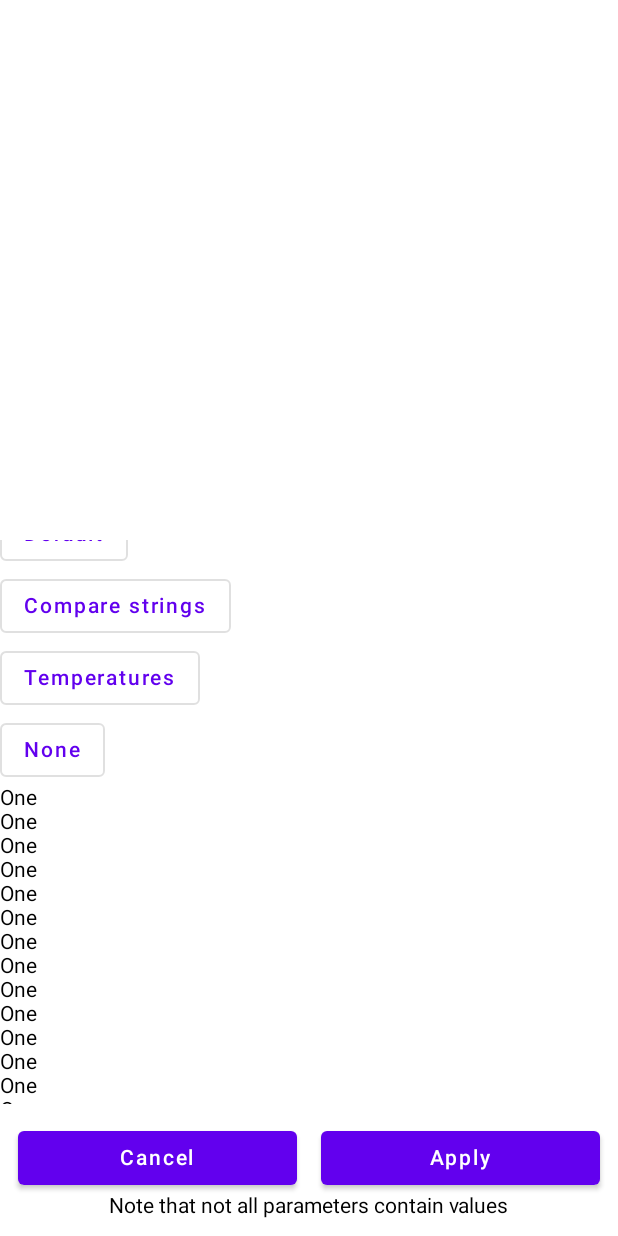
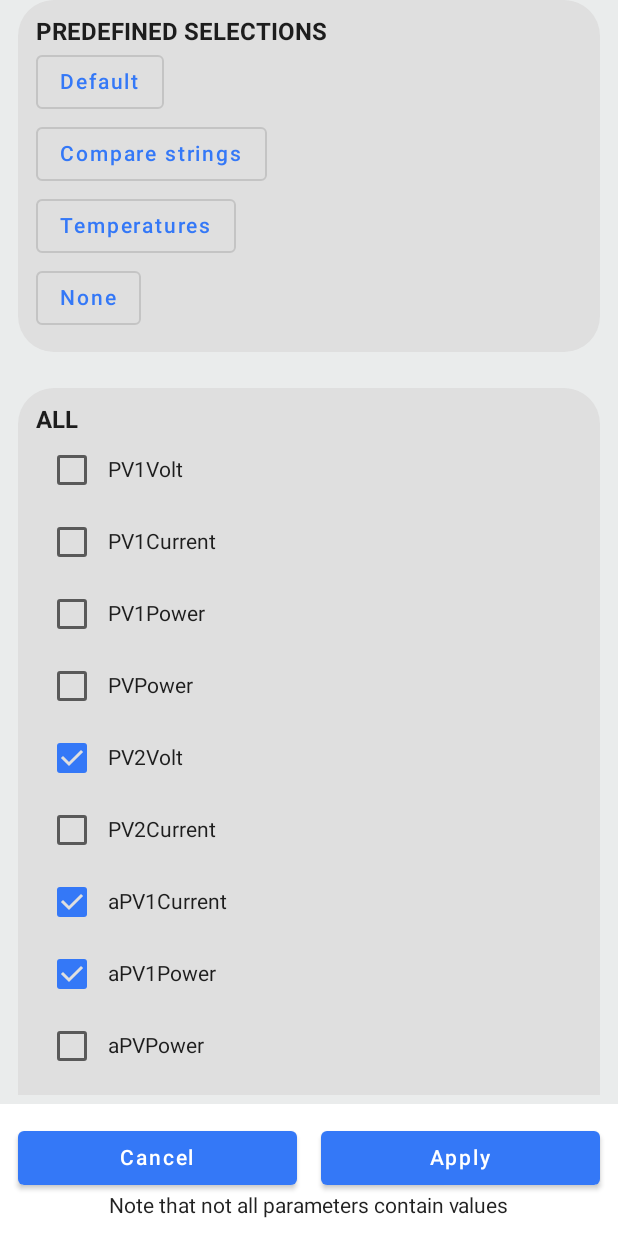
Before and after one commit to alpriest/EnergyStats-Android, an Android app built with Jetpack Compose: the @Preview function ParameterGraphVariableChooserViewPreview, on a phone screen of 412 x 824 dp. Run offline under Robolectric (Android 15) with nearby library versions, the phone set to English and light mode, and no system bars.

Commit message:
Add parameter graph variable view

```diff
--- a/app/src/main/java/com/alpriest/energystats/ui/paramsgraph/ParameterGraphHeaderView.kt
+++ b/app/src/main/java/com/alpriest/energystats/ui/paramsgraph/ParameterGraphHeaderView.kt
@@ -35,7 +35,7 @@ fun ParameterGraphHeaderView(viewModel: ParametersGraphTabViewModel) {
     var dateStream = MutableStateFlow<LocalDate>(LocalDate.now())
 
     Row {
-        ParameterGraphVariableChooserView(ParameterGraphVariableChooserViewModel())
+        ParameterGraphVariableChooserView(ParameterGraphVariableChooserViewModel(variables = listOf()))
 
         Spacer(Modifier.defaultMinSize(minWidth = 8.dp))
 
--- a/app/src/main/java/com/alpriest/energystats/ui/paramsgraph/ParameterGraphVariableChooserButton.kt
+++ b/app/src/main/java/com/alpriest/energystats/ui/paramsgraph/ParameterGraphVariableChooserButton.kt
@@ -40,7 +40,7 @@ fun ParameterGraphVariableChooserButton(viewModel: ParametersGraphTabViewModel)
             Dialog(
                 onDismissRequest = { showing = false },
             ) {
-                ParameterGraphVariableChooserView(ParameterGraphVariableChooserViewModel()) // TODO
+                ParameterGraphVariableChooserView(ParameterGraphVariableChooserViewModel(variables = listOf())) // TODO
             }
         }
     }
--- a/app/src/main/java/com/alpriest/energystats/ui/paramsgraph/ParameterGraphVariableChooserView.kt
+++ b/app/src/main/java/com/alpriest/energystats/ui/paramsgraph/ParameterGraphVariableChooserView.kt
@@ -1,22 +1,21 @@
 package com.alpriest.energystats.ui.paramsgraph
 
 import androidx.compose.foundation.background
-import androidx.compose.foundation.gestures.scrollable
 import androidx.compose.foundation.layout.Arrangement
 import androidx.compose.foundation.layout.Box
 import androidx.compose.foundation.layout.Column
 import androidx.compose.foundation.layout.Row
-import androidx.compose.foundation.layout.Spacer
-import androidx.compose.foundation.layout.defaultMinSize
 import androidx.compose.foundation.layout.fillMaxSize
 import androidx.compose.foundation.layout.fillMaxWidth
-import androidx.compose.foundation.layout.offset
 import androidx.compose.foundation.layout.padding
 import androidx.compose.foundation.layout.wrapContentSize
 import androidx.compose.foundation.lazy.LazyColumn
 import androidx.compose.foundation.rememberScrollState
 import androidx.compose.foundation.verticalScroll
 import androidx.compose.material.Button
+import androidx.compose.material.Checkbox
+import androidx.compose.material.CheckboxDefaults
+import androidx.compose.material.MaterialTheme.colors
 import androidx.compose.material.OutlinedButton
 import androidx.compose.material.Text
 import androidx.compose.runtime.Composable
@@ -24,34 +23,41 @@ import androidx.compose.ui.Alignment
 import androidx.compose.ui.Alignment.Companion.CenterHorizontally
 import androidx.compose.ui.Modifier
 import androidx.compose.ui.graphics.Color
+import androidx.compose.ui.res.stringResource
 import androidx.compose.ui.tooling.preview.Preview
 import androidx.compose.ui.unit.dp
-import com.alpriest.energystats.preview.FakeConfigManager
-import com.alpriest.energystats.services.DemoNetworking
+import com.alpriest.energystats.R
+import com.alpriest.energystats.models.RawVariable
+import com.alpriest.energystats.ui.settings.RoundedColumnWithChild
+import com.alpriest.energystats.ui.settings.SettingsTitleView
+import com.alpriest.energystats.ui.theme.EnergyStatsTheme
 
-class ParameterGraphVariableChooserViewModel {
+class ParameterGraphVariableChooserViewModel(val variables: List<ParameterGraphVariable>) {
 
 }
 
 @Composable
 fun ParameterGraphVariableChooserView(viewModel: ParameterGraphVariableChooserViewModel) {
     val scrollState = rememberScrollState()
+    val countryList =
+        mutableListOf("India", "Pakistan", "China", "United States")
+
     Box(
         modifier = Modifier
             .fillMaxSize()
             .wrapContentSize(Alignment.BottomCenter)
+            .background(colors.background)
     ) {
         Column(
-            Modifier
-                .verticalScroll(scrollState)
-                .fillMaxSize()
-                .offset(y = -44.dp)
+            modifier = Modifier
+                .fillMaxWidth()
+                .padding(horizontal = 12.dp)
+                .padding(bottom = 94.dp)
+                .verticalScroll(scrollState),
+            verticalArrangement = Arrangement.spacedBy(24.dp),
         ) {
-            Column(
-                modifier = Modifier
-
-            ) {
-                Text("Predefined selections")
+            RoundedColumnWithChild {
+                SettingsTitleView("PREDEFINED SELECTIONS")
 
                 OutlinedButton(onClick = { /*TODO*/ }) { Text("Default") }
                 OutlinedButton(onClick = { /*TODO*/ }) { Text("Compare strings") }
@@ -59,23 +65,23 @@ fun ParameterGraphVariableChooserView(viewModel: ParameterGraphVariableChooserVi
                 OutlinedButton(onClick = { /*TODO*/ }) { Text("None") }
             }
 
-            Column() {
-                Text("One")
-                Text("One")
-                Text("One")
-                Text("One")
-                Text("One")
-                Text("One")
-                Text("One")
-                Text("One")
-                Text("One")
-                Text("One")
-                Text("One")
-                Text("One")
-                Text("One")
-                Text("One")
-                Text("One")
-                Text("One")
+            RoundedColumnWithChild {
+                SettingsTitleView("ALL")
+
+                viewModel.variables.map { variable ->
+                    Row(
+                        verticalAlignment = Alignment.CenterVertically
+                    ) {
+                        Checkbox(
+                            checked = variable.isSelected,
+                            onCheckedChange = {
+                                variable.isSelected
+                            },
+                            colors = CheckboxDefaults.colors(checkedColor = colors.primary)
+                        )
+                        Text(variable.type.name)
+                    }
+                }
             }
         }
 
@@ -85,8 +91,7 @@ fun ParameterGraphVariableChooserView(viewModel: ParameterGraphVariableChooserVi
                 .align(Alignment.BottomCenter)
                 .background(Color.White)
                 .padding(12.dp)
-        )
-        {
+        ) {
             Row(
                 modifier = Modifier.fillMaxWidth(),
                 horizontalArrangement = Arrangement.spacedBy(16.dp)
@@ -109,8 +114,37 @@ fun ParameterGraphVariableChooserView(viewModel: ParameterGraphVariableChooserVi
     }
 }
 
-@Preview(widthDp = 400, heightDp = 400)
+@Preview(showBackground = true, widthDp = 400, heightDp = 600)
 @Composable
 fun ParameterGraphVariableChooserViewPreview() {
-    ParameterGraphVariableChooserView(viewModel = ParameterGraphVariableChooserViewModel())
+    val variables = listOf(
+        RawVariable("PV1Volt", "pv1Volt", "V"),
+        RawVariable("PV1Current", "pv1Current", "A"),
+        RawVariable("PV1Power", "pv1Power", "kW"),
+        RawVariable("PVPower", "pvPower", "kW"),
+        RawVariable("PV2Volt", "pv2Volt", "V"),
+        RawVariable("PV2Current", "pv2Current", "A"),
+        RawVariable("aPV1Current", "pv1Current", "A"),
+        RawVariable("aPV1Power", "pv1Power", "kW"),
+        RawVariable("aPVPower", "pvPower", "kW"),
+        RawVariable("aPV2Volt", "pv2Volt", "V"),
+        RawVariable("aPV2Current", "pv2Current", "A"),
+        RawVariable("bPV1Current", "pv1Current", "A"),
+        RawVariable("bPV1Power", "pv1Power", "kW"),
+        RawVariable("bPVPower", "pvPower", "kW"),
+        RawVariable("bPV2Volt", "pv2Volt", "V"),
+        RawVariable("cPV2Current", "pv2Current", "A"),
+        RawVariable("cPV1Current", "pv1Current", "A"),
+        RawVariable("cPV1Power", "pv1Power", "kW"),
+        RawVariable("cPVPower", "pvPower", "kW"),
+        RawVariable("cPV2Volt", "pv2Volt", "V"),
+        RawVariable("dPV2Current", "pv2Current", "A"),
+        RawVariable("dPV2Power", "pv2Power", "kW")
+    ).map { variable ->
+        ParameterGraphVariable(variable, isSelected = listOf(true, false).random(), enabled = true)
+    }
+
+    EnergyStatsTheme {
+        ParameterGraphVariableChooserView(viewModel = ParameterGraphVariableChooserViewModel(variables = variables))
+    }
 }
--- a/app/src/main/java/com/alpriest/energystats/ui/paramsgraph/ParameterModels.kt
+++ b/app/src/main/java/com/alpriest/energystats/ui/paramsgraph/ParameterModels.kt
@@ -10,7 +10,7 @@ data class ParametersDisplayMode(
 
 data class ParametersGraphValue(val graphPoint: Int, val value: Double, val type: RawVariable)
 
-data class ParametersGraphVariable(
+data class ParameterGraphVariable(
     val type: RawVariable,
     var enabled: Boolean,
     var isSelected: Boolean
--- a/app/src/main/java/com/alpriest/energystats/ui/paramsgraph/ParametersGraphTabViewModel.kt
+++ b/app/src/main/java/com/alpriest/energystats/ui/paramsgraph/ParametersGraphTabViewModel.kt
@@ -4,13 +4,8 @@ import androidx.compose.ui.graphics.Color
 import androidx.lifecycle.ViewModel
 import com.alpriest.energystats.models.QueryDate
 import com.alpriest.energystats.models.RawVariable
-import com.alpriest.energystats.models.ReportVariable
-import com.alpriest.energystats.models.parse
 import com.alpriest.energystats.services.Networking
 import com.alpriest.energystats.stores.ConfigManaging
-import com.alpriest.energystats.ui.statsgraph.StatsDisplayMode
-import com.alpriest.energystats.ui.statsgraph.StatsGraphValue
-import com.alpriest.energystats.ui.statsgraph.StatsGraphVariable
 import com.patrykandpatrick.vico.core.entry.ChartEntryModelProducer
 import com.patrykandpatrick.vico.core.entry.FloatEntry
 import kotlinx.coroutines.flow.MutableStateFlow
@@ -29,7 +24,7 @@ class ParametersGraphTabViewModel(
     val displayModeStream = MutableStateFlow(ParametersDisplayMode(LocalDate.now(), 24))
     var rawData: List<ParametersGraphValue> = listOf()
     var totalsStream: MutableStateFlow<MutableMap<RawVariable, Double>> = MutableStateFlow(mutableMapOf())
-    val graphVariablesStream: MutableStateFlow<List<ParametersGraphVariable>> = MutableStateFlow(listOf())
+    val graphVariablesStream: MutableStateFlow<List<ParameterGraphVariable>> = MutableStateFlow(listOf())
     var queryDate = QueryDate()
     var hours: Int = 24
 
@@ -49,7 +44,7 @@ class ParametersGraphTabViewModel(
                         val variable = configManager.variables.firstOrNull { it.variable == rawVariable.variable }
 
                         if (variable != null) {
-                            return@mapNotNull ParametersGraphVariable(
+                            return@mapNotNull ParameterGraphVariable(
                                 variable,
                                 isSelected = DefaultGraphVariables.contains(variable.variable),
                                 enabled = DefaultGraphVariables.contains(variable.variable),
@@ -143,10 +138,10 @@ class ParametersGraphTabViewModel(
         producer.setEntries(entries)
     }
 
-    fun toggleVisibility(parametersGraphVariable: ParametersGraphVariable) {
+    fun toggleVisibility(parameterGraphVariable: ParameterGraphVariable) {
         val updated = graphVariablesStream.value.map {
-            if (it.type == parametersGraphVariable.type) {
-                return@map ParametersGraphVariable(it.type, !it.enabled, it.isSelected)
+            if (it.type == parameterGraphVariable.type) {
+                return@map ParameterGraphVariable(it.type, !it.enabled, it.isSelected)
             } else {
                 return@map it
             }
--- a/app/src/main/java/com/alpriest/energystats/ui/settings/InverterChoiceView.kt
+++ b/app/src/main/java/com/alpriest/energystats/ui/settings/InverterChoiceView.kt
@@ -60,7 +60,7 @@ private val Device.deviceDisplayName: String
         return deviceType ?: "$deviceID Re-login to update"
     }
 
-@Preview(showBackground = true, heightDp = 600)
+@Preview(showBackground = true, heightDp = 600, widthDp = 400)
 @Composable
 fun InverterSettingsViewPreview() {
     EnergyStatsTheme {
--- a/app/src/main/java/com/alpriest/energystats/ui/settings/SettingsView.kt
+++ b/app/src/main/java/com/alpriest/energystats/ui/settings/SettingsView.kt
@@ -75,7 +75,6 @@ fun SettingsView(
             config = config
         )
 
-
         RefreshFrequencySettingsView(config)
 
         DataSettingsView(rawDataStore = rawDataStore)
```
